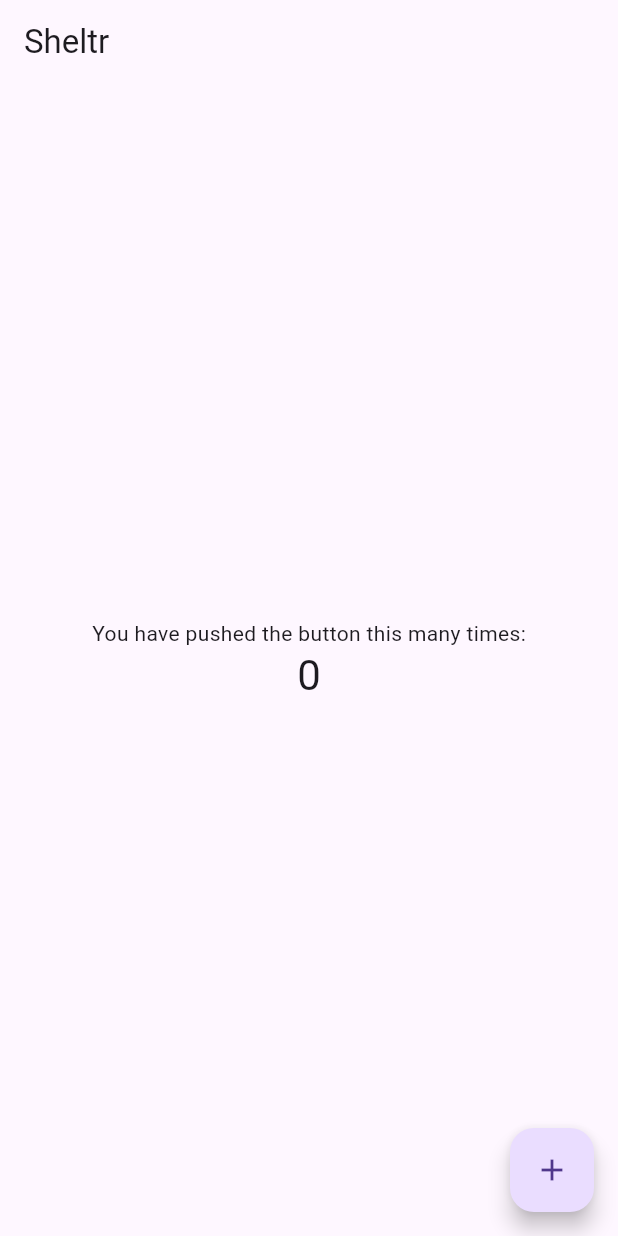
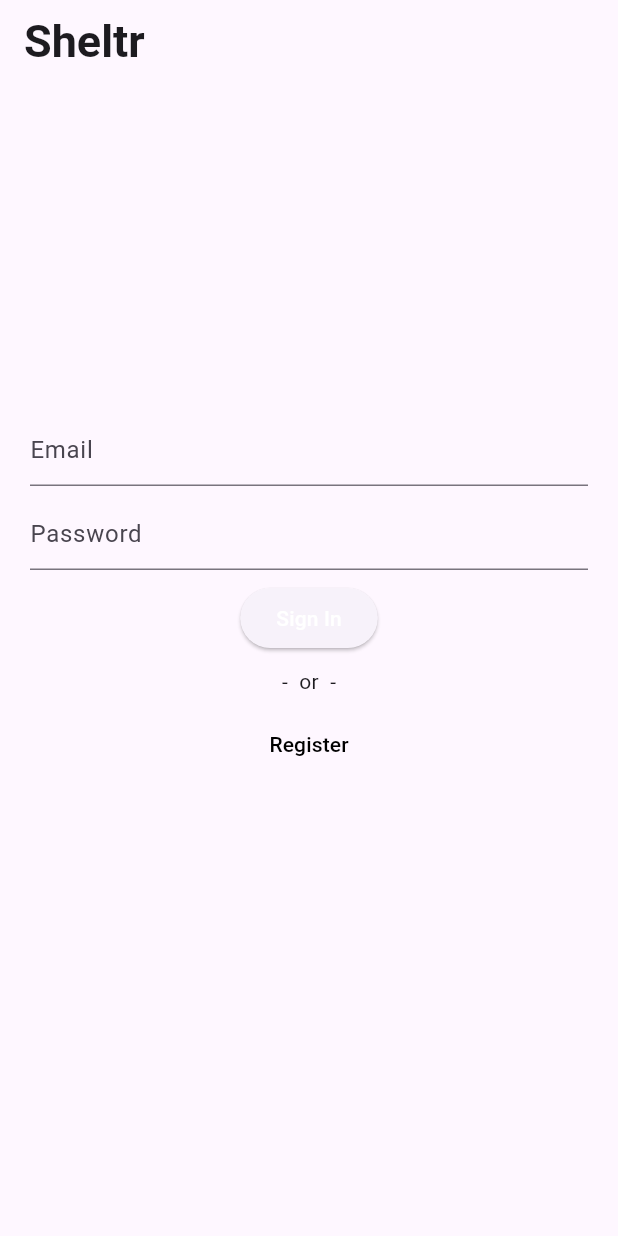
Before and after one commit to MatthewFante/Sheltr, a Flutter app: the screen it shows after launch, on a phone screen of 412 x 824 dp. Run offline on Flutter 3.47's test engine with Material 3 defaults, Android fonts, the phone set to English and light mode, and no system bars; our stand-ins replace firebase_auth, firebase_core; accounts and stored records are empty.

Commit message:
initial implementation of firebase authentication

```diff
--- /dev/null
+++ b/lib/authentication/fire_auth.dart
@@ -0,0 +1,72 @@
+// Matthew Fante
+// INFO-C451: System Implementation
+// Spring 2024 Final Project
+
+// this class describes the Firebase Authentication methods for the app
+
+import 'package:firebase_auth/firebase_auth.dart';
+import 'package:flutter/material.dart';
+
+class FireAuth {
+  static Future<User?> registerUsingEmailPassword({
+    required String name,
+    required String email,
+    required String password,
+  }) async {
+    FirebaseAuth auth = FirebaseAuth.instance;
+    User? user;
+    try {
+      UserCredential userCredential = await auth.createUserWithEmailAndPassword(
+        email: email,
+        password: password,
+      );
+      user = userCredential.user;
+      await user!.updateProfile(displayName: name);
+      await user.reload();
+      user = auth.currentUser;
+    } on FirebaseAuthException catch (e) {
+      if (e.code == 'weak-password') {
+        print('The password provided is too weak.');
+      } else if (e.code == 'email-already-in-use') {
+        print('The account already exists for that email.');
+      }
+    } catch (e) {
+      print(e);
+    }
+    return user;
+  }
+
+  static Future<User?> signInUsingEmailPassword({
+    required String email,
+    required String password,
+    required BuildContext context,
+  }) async {
+    FirebaseAuth auth = FirebaseAuth.instance;
+    User? user;
+
+    try {
+      UserCredential userCredential = await auth.signInWithEmailAndPassword(
+        email: email,
+        password: password,
+      );
+      user = userCredential.user;
+    } on FirebaseAuthException catch (e) {
+      if (e.code == 'user-not-found') {
+        print('No user found for that email.');
+      } else if (e.code == 'wrong-password') {
+        print('Wrong password provided.');
+      }
+    }
+
+    return user;
+  }
+
+  static Future<User?> refreshUser(User user) async {
+    FirebaseAuth auth = FirebaseAuth.instance;
+
+    await user.reload();
+    User? refreshedUser = auth.currentUser;
+
+    return refreshedUser;
+  }
+}
--- /dev/null
+++ b/lib/authentication/validator.dart
@@ -0,0 +1,47 @@
+// Matthew Fante
+// INFO-C451: System Implementation
+// Spring 2024 Final Project
+
+// this class describes validator methods used for validating user input
+
+class Validator {
+  static String? validateName({required String name}) {
+    if (name == null) {
+      return null;
+    }
+    if (name.isEmpty) {
+      return 'Name can\'t be empty';
+    }
+
+    return null;
+  }
+
+  static String? validateEmail({required String email}) {
+    if (email == null) {
+      return null;
+    }
+    RegExp emailRegExp = RegExp(
+        r"^[a-zA-Z0-9.!#$%&'*+/=?^_`{|}~-]+@[a-zA-Z0-9](?:[a-zA-Z0-9-]{0,253}[a-zA-Z0-9])?(?:\.[a-zA-Z0-9](?:[a-zA-Z0-9-]{0,253}[a-zA-Z0-9])?)*$");
+
+    if (email.isEmpty) {
+      return 'Email can\'t be empty';
+    } else if (!emailRegExp.hasMatch(email)) {
+      return 'Enter a correct email';
+    }
+
+    return null;
+  }
+
+  static String? validatePassword({required String password}) {
+    if (password == null) {
+      return null;
+    }
+    if (password.isEmpty) {
+      return 'Password can\'t be empty';
+    } else if (password.length < 6) {
+      return 'Enter a password with length at least 6';
+    }
+
+    return null;
+  }
+}
--- a/lib/main.dart
+++ b/lib/main.dart
@@ -1,69 +1,45 @@
+// Matthew Fante
+// INFO-C451: System Implementation
+// Spring 2024 Final Project
+
 import 'package:flutter/material.dart';
 import 'package:untitled/assets/palatte.dart';
+import 'package:firebase_core/firebase_core.dart';
+import 'package:firebase_auth/firebase_auth.dart';
+import 'package:untitled/pages/home_page.dart';
+import 'package:untitled/pages/login_page.dart';
 
-void main() {
-  runApp(const MyApp());
+Future<void> main() async {
+  WidgetsFlutterBinding.ensureInitialized();
+  await Firebase.initializeApp();
+
+  // Determine the starting page
+  User? user = FirebaseAuth.instance.currentUser;
+  Widget startPage = const LoginPage();
+
+  // If the user is already logged in, go to the home page
+  if (user != null) {
+    startPage = const HomePage();
+  }
+
+  // Run the app
+  runApp(MyApp(startPage: startPage));
 }
 
 class MyApp extends StatelessWidget {
-  const MyApp({super.key});
+  // This widget is the root of the application.
+  final Widget startPage;
+  const MyApp({super.key, required this.startPage});
 
-  // This widget is the root of your application.
   @override
   Widget build(BuildContext context) {
     return MaterialApp(
       title: 'Sheltr',
       theme: ThemeData(
+        // Using a custom color palette defined in assets/palette.dart
         primarySwatch: Palette.crimson,
       ),
-      home: const MyHomePage(title: 'Sheltr'),
+      home: startPage,
     );
   }
 }
-
-class MyHomePage extends StatefulWidget {
-  const MyHomePage({super.key, required this.title});
-
-  final String title;
-
-  @override
-  State<MyHomePage> createState() => _MyHomePageState();
-}
-
-class _MyHomePageState extends State<MyHomePage> {
-  int _counter = 0;
-
-  void _incrementCounter() {
-    setState(() {
-      _counter++;
-    });
-  }
-
-  @override
-  Widget build(BuildContext context) {
-    return Scaffold(
-      appBar: AppBar(
-        title: Text(widget.title),
-      ),
-      body: Center(
-        child: Column(
-          mainAxisAlignment: MainAxisAlignment.center,
-          children: <Widget>[
-            const Text(
-              'You have pushed the button this many times:',
-            ),
-            Text(
-              '$_counter',
-              style: Theme.of(context).textTheme.headlineMedium,
-            ),
-          ],
-        ),
-      ),
-      floatingActionButton: FloatingActionButton(
-        onPressed: _incrementCounter,
-        tooltip: 'Increment',
-        child: const Icon(Icons.add),
-      ), // This trailing comma makes auto-formatting nicer for build methods.
-    );
-  }
-}
--- /dev/null
+++ b/lib/pages/login_page.dart
@@ -0,0 +1,102 @@
+// Matthew Fante
+// INFO-C451: System Implementation
+// Spring 2024 Final Project
+
+// this class describes the login page which allows the user to login to the app
+
+import 'package:flutter/material.dart';
+import 'package:untitled/authentication/validator.dart';
+import 'package:firebase_auth/firebase_auth.dart';
+import 'package:untitled/authentication/fire_auth.dart';
+import 'package:untitled/pages/home_page.dart';
+import 'package:untitled/pages/register_page.dart';
+
+class LoginPage extends StatelessWidget {
+  const LoginPage({super.key});
+
+  @override
+  Widget build(BuildContext context) {
+    final formKey = GlobalKey<FormState>();
+    final emailTextController = TextEditingController();
+    final passwordTextController = TextEditingController();
+    final focusEmail = FocusNode();
+    final focusPassword = FocusNode();
+
+    return Scaffold(
+      appBar: AppBar(
+        title: const Text('Sheltr',
+            style: TextStyle(
+              fontSize: 30,
+              fontWeight: FontWeight.bold,
+            )),
+      ),
+      body: Form(
+        key: formKey,
+        child: Padding(
+          padding: const EdgeInsets.all(20.0),
+          child: Column(
+            children: <Widget>[
+              const SizedBox(height: 200.0),
+              TextFormField(
+                decoration: const InputDecoration(
+                  hintText: "Email",
+                ),
+                controller: emailTextController,
+                focusNode: focusEmail,
+                validator: (value) => Validator.validateEmail(email: value!),
+              ),
+              const SizedBox(height: 8.0),
+              TextFormField(
+                decoration: const InputDecoration(
+                  hintText: "Password",
+                ),
+                controller: passwordTextController,
+                focusNode: focusPassword,
+                obscureText: true,
+                validator: (value) =>
+                    Validator.validatePassword(password: value!),
+              ),
+              const SizedBox(height: 8.0),
+              ElevatedButton(
+                onPressed: () async {
+                  if (formKey.currentState!.validate()) {
+                    User? user = await FireAuth.signInUsingEmailPassword(
+                      email: emailTextController.text,
+                      password: passwordTextController.text,
+                      context: context,
+                    );
+                    if (user != null) {
+                      Navigator.of(context).pushReplacement(
+                        MaterialPageRoute(
+                            builder: (context) => const HomePage()),
+                      );
+                    }
+                  }
+                },
+                child: const Text(
+                  'Sign In',
+                  style: TextStyle(color: Colors.white),
+                ),
+              ),
+              const SizedBox(height: 8.0),
+              const Text("-  or  -"),
+              const SizedBox(height: 8.0),
+              TextButton(
+                onPressed: () {
+                  Navigator.of(context).push(
+                    MaterialPageRoute(
+                        builder: (context) => const RegisterPage()),
+                  );
+                },
+                child: const Text(
+                  'Register',
+                  style: TextStyle(color: Color.fromARGB(255, 0, 0, 0)),
+                ),
+              ),
+            ],
+          ),
+        ),
+      ),
+    );
+  }
+}
--- a/pubspec.yaml
+++ b/pubspec.yaml
@@ -36,7 +36,7 @@ dependencies:
   # Use with the CupertinoIcons class for iOS style icons.
   cupertino_icons: ^1.0.2
   firebase_core: ^2.24.2
-  authentication: ^0.0.1
+  firebase_auth: ^4.3.0
 
 dev_dependencies:
   flutter_test:
```
Also changed, not shown: lib/pages/home_page.dart (added, +19 -0 lines), lib/pages/register_page.dart (added, +162 -0 lines), pubspec.lock, 11 other files.
